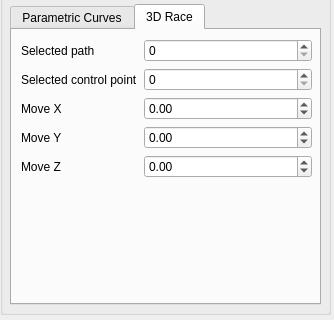
Qt form Labor/GUI/SideWidget.ui (Moenish/II_II-CAGD) before a commit; both pictures show x 0 to 334 and y 246 to 566 of the 334 by 566 pixel window.
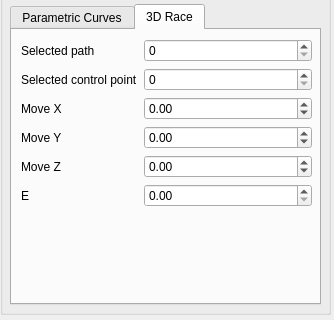
The same form after that commit. The open tabs and pages were chosen to show the change.

What changed in the file:
```diff
--- a/Labor/GUI/SideWidget.ui
+++ b/Labor/GUI/SideWidget.ui
@@ -357,7 +357,7 @@
         <x>9</x>
         <y>9</y>
         <width>291</width>
-        <height>201</height>
+        <height>211</height>
        </rect>
       </property>
       <layout class="QFormLayout" name="formLayout_3">
@@ -464,6 +464,29 @@
          </property>
         </widget>
        </item>
+       <item row="5" column="1">
+        <widget class="QDoubleSpinBox" name="race_edit_e">
+         <property name="minimum">
+          <double>0.000000000000000</double>
+         </property>
+         <property name="maximum">
+          <double>10.000000000000000</double>
+         </property>
+         <property name="singleStep">
+          <double>0.010000000000000</double>
+         </property>
+        </widget>
+       </item>
+       <item row="5" column="0">
+        <widget class="QLabel" name="race_edit_e_label">
+         <property name="text">
+          <string>E</string>
+         </property>
+         <property name="buddy">
+          <cstring>trans_z_spin_box</cstring>
+         </property>
+        </widget>
+       </item>
       </layout>
      </widget>
     </widget>
```
